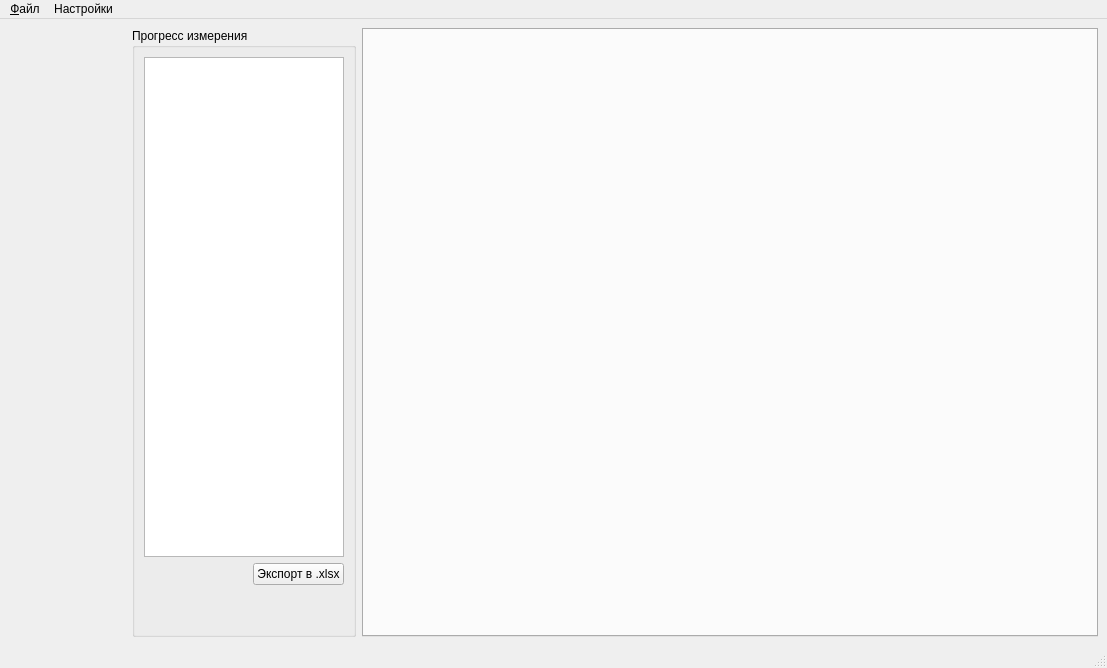
igrekus/demod_measure, file mainwindow.ui: the form before one commit.
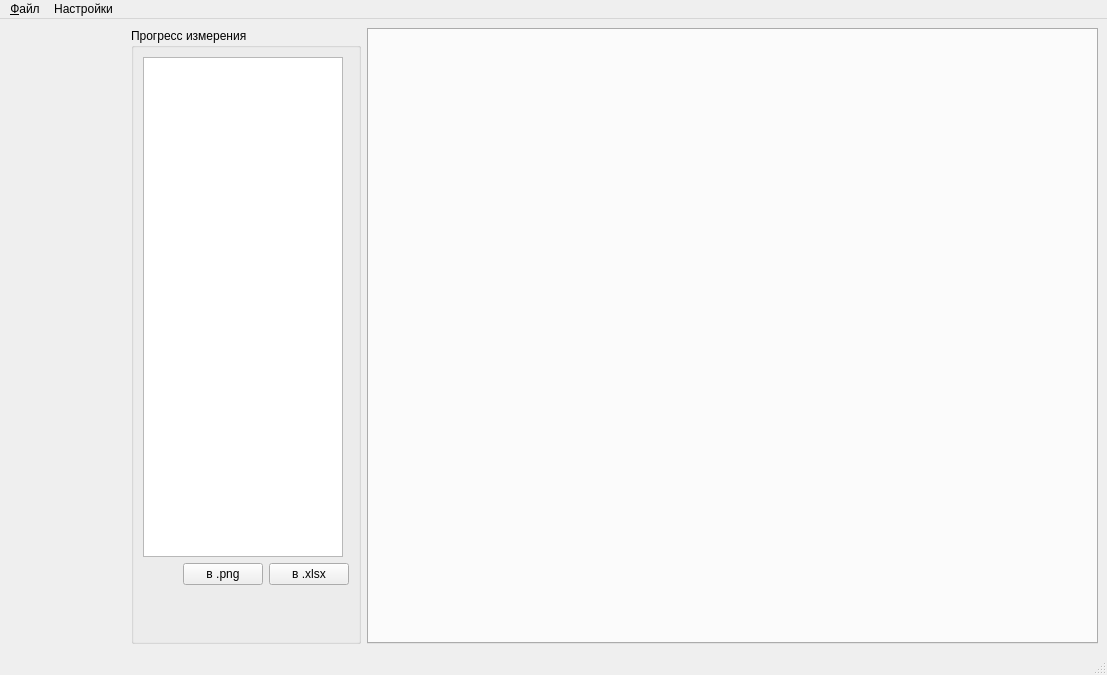
The form after the commit.

Commit message: FEAT: implement screenshots

Patch:
```diff
--- a/mainwindow.ui
+++ b/mainwindow.ui
@@ -7,7 +7,7 @@
     <x>0</x>
     <y>0</y>
     <width>1107</width>
-    <height>658</height>
+    <height>675</height>
    </rect>
   </property>
   <property name="windowTitle">
@@ -78,10 +78,17 @@
            </property>
           </spacer>
          </item>
+         <item>
+          <widget class="QPushButton" name="btnScreenShot">
+           <property name="text">
+            <string>в .png</string>
+           </property>
+          </widget>
+         </item>
          <item>
           <widget class="QPushButton" name="btnExcel">
            <property name="text">
-            <string>Экспорт в .xlsx</string>
+            <string>в .xlsx</string>
            </property>
           </widget>
          </item>
```
The commit also changes 1 other file.
